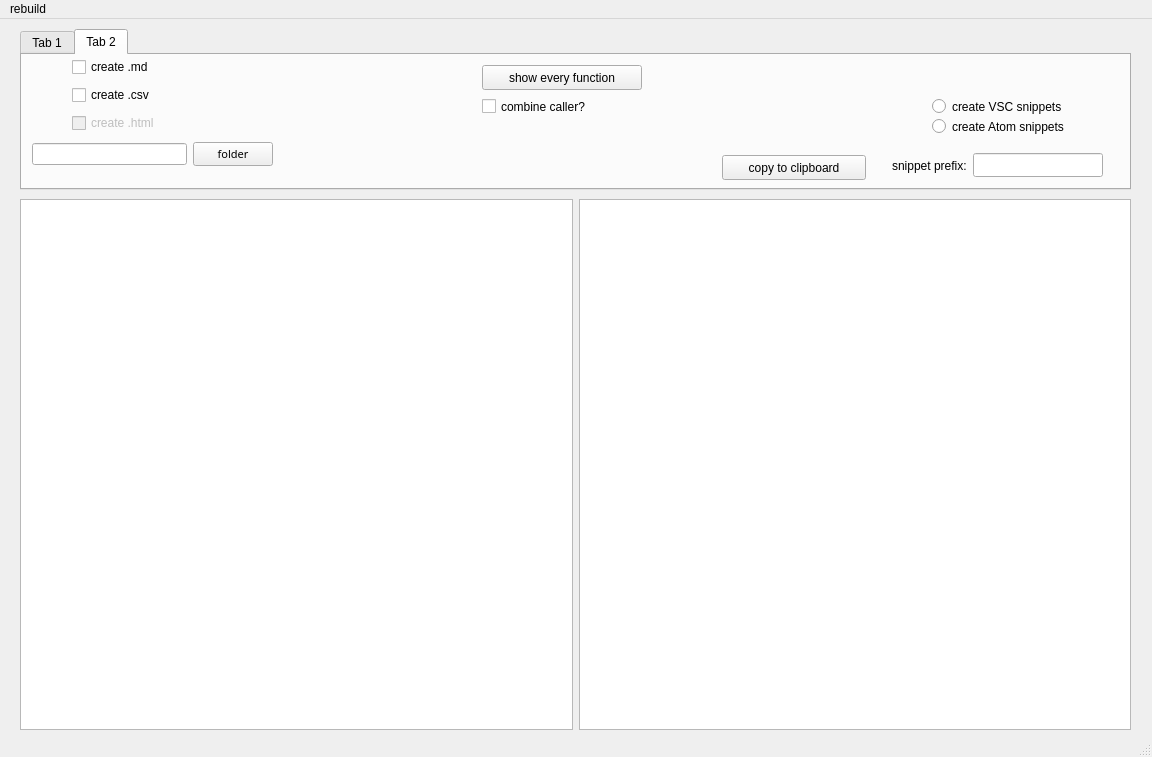
Old version of the form UI/Antistasi_PhoneBook_tool.ui in the repository Giddius/Antistasi_PhoneBook_tool.
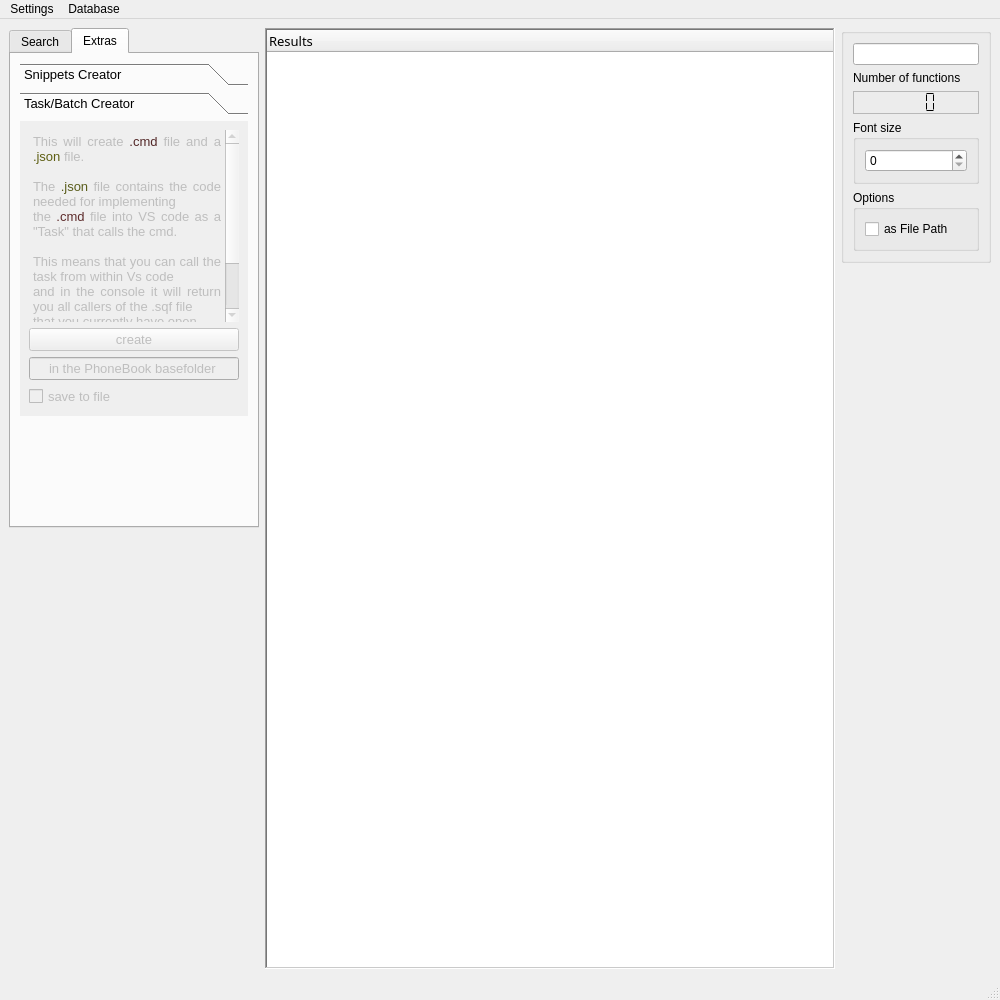
New version of the form. The open tabs and pages were chosen to show the change. Icons and pictures are not drawn. Custom widgets are drawn as their Qt base class.

What changed in the file:
```diff
--- a/UI/Antistasi_PhoneBook_tool.ui
+++ b/UI/Antistasi_PhoneBook_tool.ui
@@ -7,274 +7,485 @@
    <rect>
     <x>0</x>
     <y>0</y>
-    <width>1152</width>
-    <height>757</height>
+    <width>1000</width>
+    <height>1000</height>
    </rect>
   </property>
+  <property name="minimumSize">
+   <size>
+    <width>700</width>
+    <height>500</height>
+   </size>
+  </property>
   <property name="windowTitle">
    <string>MainWindow</string>
   </property>
   <widget class="QWidget" name="centralwidget">
-   <widget class="QWidget" name="horizontalLayoutWidget">
-    <property name="geometry">
-     <rect>
-      <x>20</x>
-      <y>180</y>
-      <width>1111</width>
-      <height>531</height>
-     </rect>
-    </property>
-    <layout class="QHBoxLayout" name="horizontalLayout">
-     <item>
-      <widget class="QTextEdit" name="Output_window">
-       <property name="font">
-        <font>
-         <family>Verdana Pro Semibold</family>
-         <pointsize>10</pointsize>
-         <kerning>false</kerning>
-        </font>
-       </property>
-       <property name="readOnly">
-        <bool>true</bool>
-       </property>
-      </widget>
-     </item>
-     <item>
-      <widget class="QTextEdit" name="Snippett_window"/>
-     </item>
-    </layout>
-   </widget>
-   <widget class="QTabWidget" name="tabWidget">
-    <property name="geometry">
-     <rect>
-      <x>20</x>
-      <y>10</y>
-      <width>1111</width>
-      <height>161</height>
-     </rect>
-    </property>
-    <property name="currentIndex">
-     <number>1</number>
-    </property>
-    <widget class="QWidget" name="tab">
-     <attribute name="title">
-      <string>Tab 1</string>
-     </attribute>
-     <widget class="QLineEdit" name="input_search_term">
-      <property name="geometry">
-       <rect>
-        <x>130</x>
-        <y>20</y>
-        <width>341</width>
-        <height>23</height>
-       </rect>
+   <layout class="QHBoxLayout" name="horizontalLayout">
+    <item alignment="Qt::AlignTop">
+     <widget class="QTabWidget" name="tabWidget">
+      <property name="sizePolicy">
+       <sizepolicy hsizetype="MinimumExpanding" vsizetype="MinimumExpanding">
+        <horstretch>0</horstretch>
+        <verstretch>0</verstretch>
+       </sizepolicy>
       </property>
-     </widget>
-     <widget class="QPushButton" name="start_query">
-      <property name="geometry">
-       <rect>
-        <x>280</x>
-        <y>60</y>
-        <width>121</width>
-        <height>27</height>
-       </rect>
+      <property name="minimumSize">
+       <size>
+        <width>0</width>
+        <height>500</height>
+       </size>
       </property>
-      <property name="text">
-       <string>find callers</string>
+      <property name="maximumSize">
+       <size>
+        <width>250</width>
+        <height>1000</height>
+       </size>
       </property>
+      <property name="currentIndex">
+       <number>1</number>
+      </property>
+      <widget class="QWidget" name="tab">
+       <attribute name="title">
+        <string>Search</string>
+       </attribute>
+       <layout class="QVBoxLayout" name="verticalLayout_3">
+        <item>
+         <widget class="QGroupBox" name="groupBox_2">
+          <property name="title">
+           <string>Search Call List:</string>
+          </property>
+          <layout class="QFormLayout" name="formLayout_2">
+           <item row="0" column="0">
+            <widget class="QRadioButton" name="search_singlefile_radiobutton">
+             <property name="text">
+              <string>Single File or Function</string>
+             </property>
+            </widget>
+           </item>
+           <item row="2" column="0" colspan="2">
+            <layout class="QHBoxLayout" name="horizontalLayout_2">
+             <property name="leftMargin">
+              <number>5</number>
+             </property>
+             <property name="topMargin">
+              <number>5</number>
+             </property>
+             <property name="rightMargin">
+              <number>5</number>
+             </property>
+             <property name="bottomMargin">
+              <number>5</number>
+             </property>
+             <item>
+              <widget class="DragDropLineEdit" name="search_fileinput_lineedit"/>
+             </item>
+             <item>
+              <widget class="QToolButton" name="search_openfiledialog_button">
+               <property name="text">
+                <string>...</string>
+               </property>
+              </widget>
+             </item>
+            </layout>
+           </item>
+           <item row="3" column="0">
+            <widget class="QRadioButton" name="search_completelist_radiobutton">
+             <property name="text">
+              <string>List complete Call List</string>
+             </property>
+            </widget>
+           </item>
+           <item row="4" column="0" colspan="2">
+            <widget class="QPushButton" name="search_startsearch_button">
+             <property name="text">
+              <string>Search</string>
+             </property>
+            </widget>
+           </item>
+           <item row="1" column="0">
+            <widget class="QLabel" name="label">
+             <property name="text">
+              <string>Search for:</string>
+             </property>
+            </widget>
+           </item>
+          </layout>
+         </widget>
+        </item>
+        <item>
+         <widget class="QGroupBox" name="groupBox_3">
+          <property name="title">
+           <string>Print to File</string>
+          </property>
+          <layout class="QVBoxLayout" name="verticalLayout_4">
+           <item>
+            <layout class="QGridLayout" name="gridLayout">
+             <property name="leftMargin">
+              <number>5</number>
+             </property>
+             <property name="topMargin">
+              <number>5</number>
+             </property>
+             <property name="rightMargin">
+              <number>5</number>
+             </property>
+             <property name="bottomMargin">
+              <number>5</number>
+             </property>
+             <item row="0" column="0">
+              <widget class="DragDropLineEdit" name="print_fileinput_lineedit">
+               <property name="baseSize">
+                <size>
+                 <width>0</width>
+                 <height>0</height>
+                </size>
+               </property>
+              </widget>
+             </item>
+             <item row="0" column="1">
+              <widget class="QToolButton" name="print_openfiledialog_button">
+               <property name="text">
+                <string>...</string>
+               </property>
+              </widget>
+             </item>
+            </layout>
+           </item>
+           <item>
+            <widget class="QCheckBox" name="print_csv_checkbox">
+             <property name="text">
+              <string>create CSV</string>
+             </property>
+            </widget>
+           </item>
+           <item>
+            <widget class="QCheckBox" name="print_md_checkbox">
+             <property name="text">
+              <string>Create Markdown</string>
+             </property>
+            </widget>
+           </item>
+           <item>
+            <widget class="QPushButton" name="print_startprint_button">
+             <property name="text">
+              <string>to File</string>
+             </property>
+            </widget>
+           </item>
+          </layout>
+         </widget>
+        </item>
+       </layout>
+      </widget>
+      <widget class="QWidget" name="tab_2">
+       <attribute name="title">
+        <string>Extras</string>
+       </attribute>
+       <layout class="QGridLayout" name="gridLayout_4">
+        <item row="0" column="0" alignment="Qt::AlignTop">
+         <widget class="QToolBox" name="toolBox">
+          <property name="minimumSize">
+           <size>
+            <width>0</width>
+            <height>250</height>
+           </size>
+          </property>
+          <property name="font">
+           <font>
+            <pointsize>10</pointsize>
+           </font>
+          </property>
+          <widget class="QWidget" name="toolBoxPage1">
+           <property name="geometry">
+            <rect>
+             <x>0</x>
+             <y>0</y>
+             <width>228</width>
+             <height>186</height>
+            </rect>
+           </property>
+           <attribute name="label">
+            <string>Snippets Creator</string>
+           </attribute>
+           <layout class="QGridLayout" name="gridLayout_3">
+            <item row="3" column="0" colspan="2">
+             <widget class="QPushButton" name="snippets_createsnippets_button">
+              <property name="text">
+               <string>create Snippets</string>
+              </property>
+             </widget>
+            </item>
+            <item row="1" column="0">
+             <layout class="QVBoxLayout" name="verticalLayout_7">
+              <item>
+               <layout class="QFormLayout" name="formLayout">
+                <item row="0" column="0">
+                 <widget class="QLabel" name="label_2">
+                  <property name="text">
+                   <string>Prefix:</string>
+                  </property>
+                 </widget>
+                </item>
+                <item row="0" column="1">
+                 <widget class="QLineEdit" name="snippets_prefix_lineedit">
+                  <property name="alignment">
+                   <set>Qt::AlignCenter</set>
+                  </property>
+                 </widget>
+                </item>
+               </layout>
+              </item>
+              <item>
+               <widget class="QRadioButton" name="snippets_forvsc_radiobutton">
+                <property name="text">
+                 <string>for VS Code</string>
+                </property>
+               </widget>
+              </item>
+              <item>
+               <widget class="QRadioButton" name="snippets_foratom_radiobutton">
+                <property name="text">
+                 <string>for Atom</string>
+                </property>
+               </widget>
+              </item>
+             </layout>
+            </item>
+           </layout>
+          </widget>
+          <widget class="QWidget" name="page">
+           <property name="geometry">
+            <rect>
+             <x>0</x>
+             <y>0</y>
+             <width>228</width>
+             <height>304</height>
+            </rect>
+           </property>
+           <attribute name="label">
+            <string>Task/Batch Creator</string>
+           </attribute>
+           <layout class="QGridLayout" name="gridLayout_2">
+            <item row="0" column="0">
+             <widget class="QTextEdit" name="taks_output_plaintextedit">
+              <property name="enabled">
+               <bool>false</bool>
+              </property>
+              <property name="frameShape">
+               <enum>QFrame::NoFrame</enum>
+              </property>
+              <property name="readOnly">
+               <bool>true</bool>
+              </property>
+              <property name="html">
+               <string>&lt;!DOCTYPE HTML PUBLIC &quot;-//W3C//DTD HTML 4.0//EN&quot; &quot;http://www.w3.org/TR/REC-html40/strict.dtd&quot;&gt;
+&lt;html&gt;&lt;head&gt;&lt;meta name=&quot;qrichtext&quot; content=&quot;1&quot; /&gt;&lt;style type=&quot;text/css&quot;&gt;
+p, li { white-space: pre-wrap; }
+&lt;/style&gt;&lt;/head&gt;&lt;body style=&quot; font-family:'Trebuchet MS'; font-size:10pt; font-weight:400; font-style:normal;&quot;&gt;
+&lt;p align=&quot;justify&quot; style=&quot; margin-top:0px; margin-bottom:0px; margin-left:0px; margin-right:0px; -qt-block-indent:0; text-indent:0px;&quot;&gt;This will create &lt;span style=&quot; color:#532828;&quot;&gt;.cmd&lt;/span&gt; file and a &lt;span style=&quot; color:#5e5f13;&quot;&gt;.json&lt;/span&gt; file.&lt;/p&gt;
+&lt;p align=&quot;justify&quot; style=&quot;-qt-paragraph-type:empty; margin-top:0px; margin-bottom:0px; margin-left:0px; margin-right:0px; -qt-block-indent:0; text-indent:0px;&quot;&gt;&lt;br /&gt;&lt;/p&gt;
+&lt;p align=&quot;justify&quot; style=&quot; margin-top:0px; margin-bottom:0px; margin-left:0px; margin-right:0px; -qt-block-indent:0; text-indent:0px;&quot;&gt;The &lt;span style=&quot; color:#5a5d1b;&quot;&gt;.json&lt;/span&gt; file contains the code needed for implementing&lt;/p&gt;
+&lt;p align=&quot;justify&quot; style=&quot; margin-top:0px; margin-bottom:0px; margin-left:0px; margin-right:0px; -qt-block-indent:0; text-indent:0px;&quot;&gt;the &lt;span style=&quot; color:#5e2c2c;&quot;&gt;.cmd&lt;/span&gt; file into VS code as a &amp;quot;Task&amp;quot; that calls the cmd.&lt;/p&gt;
+&lt;p align=&quot;justify&quot; style=&quot;-qt-paragraph-type:empty; margin-top:0px; margin-bottom:0px; margin-left:0px; margin-right:0px; -qt-block-indent:0; text-indent:0px;&quot;&gt;&lt;br /&gt;&lt;/p&gt;
+&lt;p align=&quot;justify&quot; style=&quot; margin-top:0px; margin-bottom:0px; margin-left:0px; margin-right:0px; -qt-block-indent:0; text-indent:0px;&quot;&gt;This means that you can call the task from within Vs code&lt;/p&gt;
+&lt;p align=&quot;justify&quot; style=&quot; margin-top:0px; margin-bottom:0px; margin-left:0px; margin-right:0px; -qt-block-indent:0; text-indent:0px;&quot;&gt;and in the console it will return you all callers of the .sqf file&lt;/p&gt;
+&lt;p align=&quot;justify&quot; style=&quot; margin-top:0px; margin-bottom:0px; margin-left:0px; margin-right:0px; -qt-block-indent:0; text-indent:0px;&quot;&gt;that you currently have open.&lt;/p&gt;
+&lt;p align=&quot;justify&quot; style=&quot;-qt-paragraph-type:empty; margin-top:0px; margin-bottom:0px; margin-left:0px; margin-right:0px; -qt-block-indent:0; text-indent:0px;&quot;&gt;&lt;br /&gt;&lt;/p&gt;
+&lt;p align=&quot;justify&quot; style=&quot; margin-top:0px; margin-bottom:0px; margin-left:0px; margin-right:0px; -qt-block-indent:0; text-indent:0px;&quot;&gt;&lt;span style=&quot; font-weight:600;&quot;&gt;YOU WILL HAVE TO COPY THE CONTENTS OF THE .JSON TO VS CODE&lt;/span&gt;&lt;/p&gt;&lt;/body&gt;&lt;/html&gt;</string>
+              </property>
+             </widget>
+            </item>
+            <item row="1" column="0">
+             <widget class="QPushButton" name="task_createtask_button">
+              <property name="enabled">
+               <bool>false</bool>
+              </property>
+              <property name="text">
+               <string>create</string>
+              </property>
+             </widget>
+            </item>
+            <item row="3" column="0">
+             <widget class="QCheckBox" name="taskcreator_savetofile_checkbox">
+              <property name="enabled">
+               <bool>false</bool>
+              </property>
+              <property name="text">
+               <string>save to file</string>
+              </property>
+             </widget>
+            </item>
+            <item row="2" column="0">
+             <widget class="QLineEdit" name="lineEdit">
+              <property name="enabled">
+               <bool>false</bool>
+              </property>
+              <property name="contextMenuPolicy">
+               <enum>Qt::NoContextMenu</enum>
+              </property>
+              <property name="text">
+               <string>in the PhoneBook basefolder</string>
+              </property>
+              <property name="alignment">
+               <set>Qt::AlignCenter</set>
+              </property>
+              <property name="readOnly">
+               <bool>true</bool>
+              </property>
+             </widget>
+            </item>
+           </layout>
+          </widget>
+         </widget>
+        </item>
+       </layout>
+      </widget>
      </widget>
-     <widget class="QLabel" name="label">
-      <property name="geometry">
-       <rect>
-        <x>30</x>
-        <y>20</y>
-        <width>111</width>
-        <height>20</height>
-       </rect>
+    </item>
+    <item>
+     <widget class="QTreeWidget" name="output_treewidget">
+      <property name="font">
+       <font>
+        <family>Fira Mono Medium</family>
+        <pointsize>10</pointsize>
+        <weight>50</weight>
+        <bold>false</bold>
+       </font>
       </property>
-      <property name="text">
-       <string>Search term:</string>
+      <property name="styleSheet">
+       <string notr="true">QTreeView {
+    alternate-background-color:rgba(162, 243, 255, 50);
+}
+QTreeView {
+    show-decoration-selected: 1;
+}
+
+QTreeView::item {
+     border: 1px solid #d9d9d9;
+    border-top-color: transparent;
+    border-bottom-color: transparent;
+}
+
+QTreeView::item:hover {
+    background: qlineargradient(x1: 0, y1: 0, x2: 0, y2: 1, stop: 0 #e7effd, stop: 1 #cbdaf1);
+    border: 1px solid #bfcde4;
+}
+
+QTreeView::item:selected {
+    border: 1px solid #567dbc;
+}
+
+QTreeView::item:selected:active{
+    background: qlineargradient(x1: 0, y1: 0, x2: 0, y2: 1, stop: 0 #6ea1f1, stop: 1 #567dbc);
+}
+
+QTreeView::item:selected:!active {
+    background: qlineargradient(x1: 0, y1: 0, x2: 0, y2: 1, stop: 0 #6b9be8, stop: 1 #577fbf);
+}
+QTreeView::branch:has-siblings:!adjoins-item {
+    
+	border-image: url(:/images/ressources/images/vline.png) 0;
+}
+
+QTreeView::branch:has-siblings:adjoins-item {
+    
+	border-image: url(:/images/ressources/images/branch-more.png) 0;
+}
+
+QTreeView::branch:!has-children:!has-siblings:adjoins-item {
+   
+	border-image: url(:/images/ressources/images/branch-end.png) 0;
+}
+
+</string>
       </property>
-     </widget>
-     <widget class="QWidget" name="verticalLayoutWidget_2">
-      <property name="geometry">
-       <rect>
-        <x>480</x>
-        <y>10</y>
-        <width>235</width>
-        <height>121</height>
-       </rect>
+      <property name="frameShape">
+       <enum>QFrame::WinPanel</enum>
       </property>
-      <layout class="QVBoxLayout" name="verticalLayout_3">
-       <item>
-        <widget class="QCheckBox" name="output_full_path_check">
-         <property name="font">
-          <font>
-           <family>Source Code Pro</family>
-           <pointsize>10</pointsize>
-          </font>
-         </property>
-         <property name="toolTip">
-          <string>output file location and name must be specified in the config</string>
-         </property>
-         <property name="text">
-          <string>Results as full file path?</string>
-         </property>
-        </widget>
-       </item>
-       <item>
-        <widget class="QCheckBox" name="create_header_check">
-         <property name="toolTip">
-          <string>output file location and name must be specified in the config</string>
-         </property>
-         <property name="text">
-          <string>create header for file?</string>
-         </property>
-        </widget>
-       </item>
-      </layout>
-     </widget>
-    </widget>
-    <widget class="QWidget" name="tab_2">
-     <attribute name="title">
-      <string>Tab 2</string>
-     </attribute>
-     <widget class="QRadioButton" name="create_vscsnippet_check">
-      <property name="geometry">
-       <rect>
-        <x>910</x>
-        <y>40</y>
-        <width>181</width>
-        <height>23</height>
-       </rect>
+      <property name="autoScrollMargin">
+       <number>20</number>
       </property>
-      <property name="text">
-       <string>create VSC snippets</string>
+      <property name="dragDropMode">
+       <enum>QAbstractItemView::NoDragDrop</enum>
       </property>
-     </widget>
-     <widget class="QWidget" name="verticalLayoutWidget">
-      <property name="geometry">
-       <rect>
-        <x>50</x>
-        <y>0</y>
-        <width>162</width>
-        <height>83</height>
-       </rect>
+      <property name="alternatingRowColors">
+       <bool>true</bool>
       </property>
-      <layout class="QVBoxLayout" name="verticalLayout">
-       <item>
-        <widget class="QCheckBox" name="create_md_check">
-         <property name="text">
-          <string>create .md</string>
-         </property>
-        </widget>
-       </item>
-       <item>
-        <widget class="QCheckBox" name="create_csv_check">
-         <property name="text">
-          <string>create .csv</string>
-         </property>
-        </widget>
-       </item>
-       <item>
-        <widget class="QCheckBox" name="create_html_check">
-         <property name="enabled">
-          <bool>false</bool>
-         </property>
-         <property name="text">
-          <string>create .html</string>
-         </property>
-        </widget>
-       </item>
-      </layout>
-     </widget>
-     <widget class="QWidget" name="horizontalLayoutWidget_2">
-      <property name="geometry">
-       <rect>
-        <x>850</x>
-        <y>90</y>
-        <width>251</width>
-        <height>41</height>
-       </rect>
+      <property name="selectionBehavior">
+       <enum>QAbstractItemView::SelectItems</enum>
       </property>
-      <layout class="QHBoxLayout" name="horizontalLayout_2">
-       <property name="leftMargin">
-        <number>20</number>
-       </property>
-       <property name="rightMargin">
-        <number>20</number>
-       </property>
-       <item>
-        <widget class="QLabel" name="label_2">
-         <property name="text">
-          <string>snippet prefix:</string>
-         </property>
-        </widget>
-       </item>
-       <item>
-        <widget class="QLineEdit" name="input_snippet_prefix">
-         <property name="font">
-          <font>
-           <family>Source Code Pro</family>
-           <pointsize>8</pointsize>
-           <weight>75</weight>
-           <bold>true</bold>
-           <kerning>false</kerning>
-          </font>
-         </property>
-         <property name="toolTip">
-          <string>-&gt; e.g.[prefix]flagaction</string>
-         </property>
-         <property name="placeholderText">
-          <string/>
-         </property>
-        </widget>
-       </item>
-      </layout>
-     </widget>
-     <widget class="QPushButton" name="clipboard_button">
-      <property name="geometry">
-       <rect>
-        <x>700</x>
-        <y>100</y>
-        <width>144</width>
-        <height>25</height>
-       </rect>
+      <property name="autoExpandDelay">
+       <number>1</number>
       </property>
-      <property name="text">
-       <string>copy to clipboard</string>
+      <property name="indentation">
+       <number>175</number>
       </property>
-     </widget>
-     <widget class="QPushButton" name="start_query_all">
-      <property name="geometry">
-       <rect>
-        <x>460</x>
-        <y>10</y>
-        <width>160</width>
-        <height>25</height>
-       </rect>
+      <property name="rootIsDecorated">
+       <bool>false</bool>
       </property>
-      <property name="text">
-       <string>show every function</string>
+      <property name="uniformRowHeights">
+       <bool>true</bool>
       </property>
+      <property name="itemsExpandable">
+       <bool>true</bool>
+      </property>
+      <property name="sortingEnabled">
+       <bool>false</bool>
+      </property>
+      <property name="animated">
+       <bool>false</bool>
+      </property>
+      <property name="allColumnsShowFocus">
+       <bool>false</bool>
+      </property>
+      <property name="wordWrap">
+       <bool>false</bool>
+      </property>
+      <property name="headerHidden">
+       <bool>false</bool>
+      </property>
+      <attribute name="headerCascadingSectionResizes">
+       <bool>true</bool>
+      </attribute>
+      <attribute name="headerDefaultSectionSize">
+       <number>100</number>
+      </attribute>
+      <attribute name="headerHighlightSections">
+       <bool>true</bool>
+      </attribute>
+      <attribute name="headerMinimumSectionSize">
+       <number>100</number>
+      </attribute>
+      <attribute name="headerShowSortIndicator" stdset="0">
+       <bool>false</bool>
+      </attribute>
+      <attribute name="headerStretchLastSection">
+       <bool>true</bool>
+      </attribute>
+      <column>
+       <property name="text">
+        <string>Results</string>
+       </property>
+      </column>
      </widget>
-     <widget class="QWidget" name="horizontalLayoutWidget_3">
-      <property name="geometry">
-       <rect>
-        <x>10</x>
-        <y>79</y>
-        <width>241</width>
-        <height>41</height>
-       </rect>
+    </item>
+    <item alignment="Qt::AlignTop">
+     <widget class="QGroupBox" name="groupBox_4">
+      <property name="maximumSize">
+       <size>
+        <width>150</width>
+        <height>16777215</height>
+       </size>
       </property>
-      <layout class="QHBoxLayout" name="horizontalLayout_3">
+      <property name="title">
+       <string/>
+      </property>
+      <layout class="QVBoxLayout" name="verticalLayout_5">
        <item>
-        <widget class="QLineEdit" name="input_output_folder">
-         <property name="sizePolicy">
-          <sizepolicy hsizetype="Expanding" vsizetype="Fixed">
-           <horstretch>0</horstretch>
-           <verstretch>0</verstretch>
-          </sizepolicy>
+        <widget class="QLineEdit" name="db_status_lineedit">
+         <property name="alignment">
+          <set>Qt::AlignCenter</set>
          </property>
          <property name="readOnly">
           <bool>true</bool>
@@ -282,77 +493,107 @@
         </widget>
        </item>
        <item>
-        <widget class="QPushButton" name="get_outputpath_button">
+        <widget class="QLabel" name="label_3">
+         <property name="text">
+          <string>Number of functions</string>
+         </property>
+        </widget>
+       </item>
+       <item>
+        <widget class="QLCDNumber" name="fncnumber_lcdnumber">
          <property name="font">
           <font>
-           <family>Source Code Pro</family>
-           <pointsize>8</pointsize>
+           <pointsize>9</pointsize>
           </font>
          </property>
-         <property name="text">
-          <string>folder</string>
+         <property name="frameShape">
+          <enum>QFrame::StyledPanel</enum>
          </property>
+         <property name="midLineWidth">
+          <number>1</number>
+         </property>
+         <property name="digitCount">
+          <number>4</number>
+         </property>
+         <property name="segmentStyle">
+          <enum>QLCDNumber::Flat</enum>
+         </property>
+        </widget>
+       </item>
+       <item>
+        <widget class="QGroupBox" name="groupBox_5">
+         <property name="title">
+          <string>Font size</string>
+         </property>
+         <layout class="QVBoxLayout" name="verticalLayout_6">
+          <item>
+           <widget class="QSpinBox" name="fontsize_spinbox"/>
+          </item>
+         </layout>
+        </widget>
+       </item>
+       <item>
+        <widget class="QGroupBox" name="groupBox">
+         <property name="title">
+          <string>Options</string>
+         </property>
+         <layout class="QVBoxLayout" name="verticalLayout_2">
+          <item>
+           <widget class="QCheckBox" name="options_asfilepath_checkbox">
+            <property name="text">
+             <string>as File Path</string>
+            </property>
+           </widget>
+          </item>
+         </layout>
         </widget>
        </item>
       </layout>
      </widget>
-     <widget class="QCheckBox" name="output_combined_check">
-      <property name="geometry">
-       <rect>
-        <x>460</x>
-        <y>40</y>
-        <width>181</width>
-        <height>23</height>
-       </rect>
-      </property>
-      <property name="toolTip">
-       <string>output file location and name must be specified in the config</string>
-      </property>
-      <property name="text">
-       <string>combine caller?</string>
-      </property>
-     </widget>
-     <widget class="QRadioButton" name="create_atomsnippet_check">
-      <property name="geometry">
-       <rect>
-        <x>910</x>
-        <y>60</y>
-        <width>181</width>
-        <height>23</height>
-       </rect>
-      </property>
-      <property name="text">
-       <string>create Atom snippets</string>
-      </property>
-     </widget>
-    </widget>
-   </widget>
+    </item>
+   </layout>
   </widget>
-  <widget class="QStatusBar" name="statusbar"/>
   <widget class="QMenuBar" name="menubar">
    <property name="geometry">
     <rect>
      <x>0</x>
      <y>0</y>
-     <width>1152</width>
+     <width>1000</width>
      <height>20</height>
     </rect>
    </property>
-   <widget class="QMenu" name="menurebuild">
+   <widget class="QMenu" name="menuSettings">
     <property name="title">
-     <string>rebuild</string>
+     <string>Settings</string>
     </property>
     <addaction name="actionrebuild_Database"/>
    </widget>
-   <addaction name="menurebuild"/>
+   <widget class="QMenu" name="menuDatabase">
+    <property name="title">
+     <string>Database</string>
+    </property>
+    <addaction name="actionrebuild_DB"/>
+   </widget>
+   <addaction name="menuSettings"/>
+   <addaction name="menuDatabase"/>
   </widget>
-  <action name="actionrebuild_Database">
+  <widget class="QStatusBar" name="statusbar"/>
+  <action name="actionrebuild_DB">
    <property name="text">
     <string>rebuild Database</string>
    </property>
   </action>
  </widget>
- <resources/>
+ <customwidgets>
+  <customwidget>
+   <class>DragDropLineEdit</class>
+   <extends>QLineEdit</extends>
+   <header>self_created.gid_qt</header>
+  </customwidget>
+ </customwidgets>
+ <resources>
+  <include location="../PhoneBook_tool_ressources.qrc"/>
+ </resources>
  <connections/>
  <designerdata>
   <property name="gridDeltaX">
```
Left out of the diff: 29 changed lines with no effect on the pictures.
